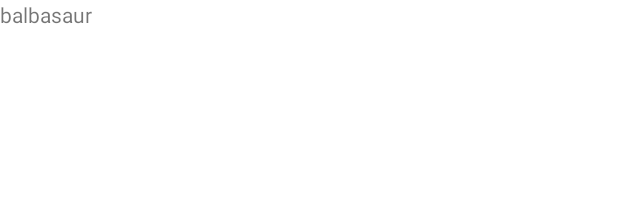
After one commit to maorhadad/pokemons, an Android app: the layout fragment_detail_pokemon.xml on its own in the app's theme, with its tools: preview values and no code run, on a phone screen of 412 x 824 dp. The commit adds this screen. Shown: the top 197 px of the screen. Run offline under Robolectric (Android 15) with nearby library versions, the phone set to English and light mode, and no system bars.

Commit message:
Details Fragmwnt
- Add Navigation component
- Add Details Fragment

```diff
--- a/app/build.gradle
+++ b/app/build.gradle
@@ -60,6 +60,7 @@ dependencies {
     // moshi for parsing the JSON format
     implementation "com.squareup.moshi:moshi:1.13.0"
     implementation "com.squareup.moshi:moshi-kotlin:1.13.0"
+    implementation 'androidx.legacy:legacy-support-v4:1.0.0'
     annotationProcessor   "com.squareup.moshi:moshi-kotlin-codegen:1.13.0"
 
 
--- a/app/src/main/java/com/hadadas/pokemons/MainActivity.kt
+++ b/app/src/main/java/com/hadadas/pokemons/MainActivity.kt
@@ -9,11 +9,5 @@ class MainActivity : AppCompatActivity() {
     override fun onCreate(savedInstanceState: Bundle?) {
         super.onCreate(savedInstanceState)
         setContentView(R.layout.activity_main)
-        if (savedInstanceState == null) {
-            supportFragmentManager
-                .beginTransaction()
-                .replace(R.id.container, MainFragment.newInstance())
-                .commitNow()
-        }
     }
 }
--- /dev/null
+++ b/app/src/main/res/layout/fragment_detail_pokemon.xml
@@ -0,0 +1,25 @@
+<?xml version="1.0" encoding="utf-8"?>
+<layout xmlns:android="http://schemas.android.com/apk/res/android"
+    xmlns:app="http://schemas.android.com/apk/res-auto"
+    xmlns:tools="http://schemas.android.com/tools">
+
+    <data>
+        <variable
+            name="pokemonViewModel"
+            type="com.hadadas.pokemons.ui.main.DetailPokemonViewModel" />
+    </data>
+
+    <androidx.constraintlayout.widget.ConstraintLayout
+        android:layout_width="match_parent"
+        android:layout_height="match_parent" >
+
+        <TextView
+            app:layout_constraintStart_toStartOf="parent"
+            app:layout_constraintEnd_toEndOf="parent"
+            app:layout_constraintTop_toTopOf="parent"
+            android:layout_width="0dp"
+            android:layout_height="wrap_content"
+            android:text="@{pokemonViewModel.getPokemonNameLd()}"
+            tools:text="balbasaur"/>
+    </androidx.constraintlayout.widget.ConstraintLayout>
+</layout>
```
Also changed, not shown: app/src/main/java/com/hadadas/pokemons/ui/main/DetailPokemonFragment.kt (added, +32 -0 lines), app/src/main/java/com/hadadas/pokemons/ui/main/DetailPokemonViewModel.kt (added, +10 -0 lines), app/src/main/java/com/hadadas/pokemons/ui/main/MainFragment.kt (+4 -6 lines), app/src/main/res/layout/activity_main.xml (+12 -2 lines), app/src/main/res/navigation/nav_graph.xml (added, +44 -0 lines).
